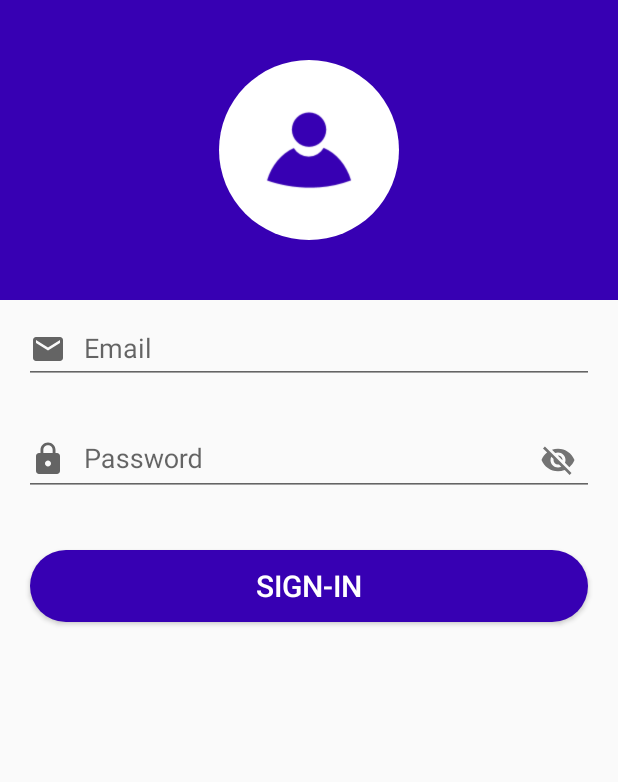
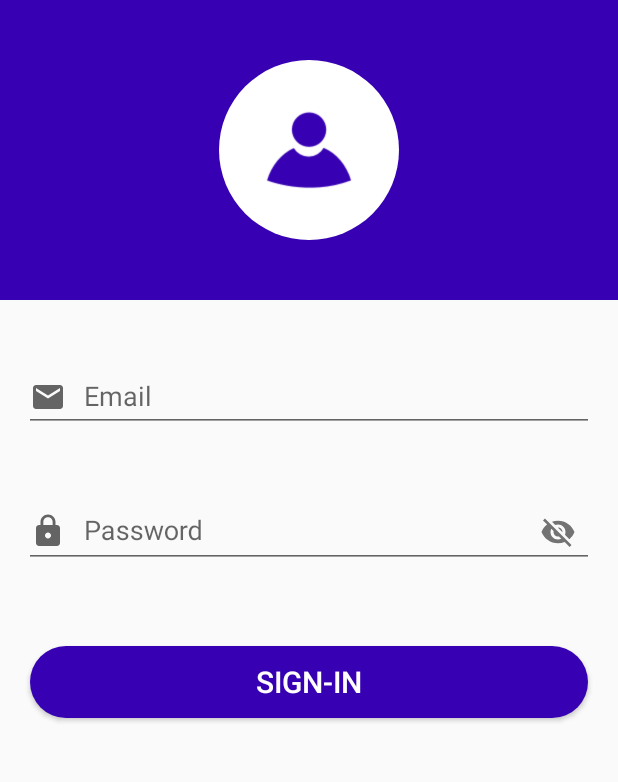
Before and after one commit to IzabelaB205/GardenManagmentApp, an Android app: the screen it shows after launch (MainActivity), after a tap on "PLEASE SIGN-IN", on a phone screen of 412 x 824 dp, the part 84-866 px from its top. Run offline under Robolectric (Android 15) with nearby library versions, the phone set to English and light mode, and no system bars; our stand-ins replace Firebase (no records; nobody signed in at launch, a user with empty details on screens opened directly).

Commit message:
fixed Sign-in fragment

```diff
--- a/app/src/main/java/com/example/gardenmanagmentapp/activities/MainActivity.java
+++ b/app/src/main/java/com/example/gardenmanagmentapp/activities/MainActivity.java
@@ -7,12 +7,14 @@ import androidx.appcompat.widget.Toolbar;
 import androidx.drawerlayout.widget.DrawerLayout;
 import androidx.fragment.app.FragmentManager;
 import androidx.fragment.app.FragmentTransaction;
+import androidx.lifecycle.ViewModelProvider;
 
 import android.annotation.SuppressLint;
 import android.os.Bundle;
 import android.view.Gravity;
 import android.view.MenuItem;
 import android.view.View;
+import android.widget.Button;
 import android.widget.TextView;
 
 import com.example.gardenmanagmentapp.repository.FirebaseDatabaseHelper;
@@ -25,18 +27,20 @@ import com.example.gardenmanagmentapp.fragment.GalleryFragment;
 import com.example.gardenmanagmentapp.fragment.ProfileFragment;
 import com.example.gardenmanagmentapp.fragment.SignInFragment;
 import com.example.gardenmanagmentapp.model.Picture;
+import com.example.gardenmanagmentapp.viewmodel.AuthenticationViewModel;
 import com.google.android.material.navigation.NavigationView;
 import com.google.firebase.auth.FirebaseAuth;
 import com.google.firebase.auth.FirebaseUser;
 
 import org.jetbrains.annotations.NotNull;
 
-public class MainActivity extends AppCompatActivity implements PictureSelectionFragment.PictureUploadListener, HomeFragment.HomeFragmentListener {
+public class MainActivity extends AppCompatActivity implements PictureSelectionFragment.PictureUploadListener/*, HomeFragment.HomeFragmentListener */{
 
     private FirebaseDatabaseHelper firebaseManager;
     private FragmentManager fragmentManager;
     private FirebaseAuth mAuth;
     private FirebaseAuth.AuthStateListener authStateListener;
+    private AuthenticationViewModel viewModel;
 
     private final String NOTIFICATIONS_FRAGMENT_TAG = "notifications_fragment";
     private final String CHAT_FRAGMENT_TAG = "chat_fragment";
@@ -47,10 +51,9 @@ public class MainActivity extends AppCompatActivity implements PictureSelectionF
     private final String HOME_FRAGMENT_TAG = "home_fragment";
     private final String SIGN_IN_FRAGMENT_TAG = "sign_in_fragment";
 
-    TextView textViewUsername;
-
-    DrawerLayout drawerLayout;
-    NavigationView navigationView;
+    private TextView textViewUsername;
+    private DrawerLayout drawerLayout;
+    private NavigationView navigationView;
 
     @Override
     protected void onCreate(Bundle savedInstanceState) {
@@ -77,6 +80,8 @@ public class MainActivity extends AppCompatActivity implements PictureSelectionF
 
         fragmentManager.beginTransaction().add(R.id.id_to_fill, new HomeFragment(), HOME_FRAGMENT_TAG).commit();
 
+        viewModel = new ViewModelProvider(this).get(AuthenticationViewModel.class);
+
         mAuth = FirebaseAuth.getInstance();
         authStateListener = new FirebaseAuth.AuthStateListener() {
             @Override
@@ -84,12 +89,11 @@ public class MainActivity extends AppCompatActivity implements PictureSelectionF
                 final FirebaseUser user = firebaseAuth.getCurrentUser();
 
                 if(user != null) {
-                    textViewUsername.setText(user.getDisplayName());
-                    //Snackbar.make(drawerLayout, "Welcome, " + textViewUsername.getText().toString() + "!", BaseTransientBottomBar.LENGTH_SHORT).show();
+
                 }
-               /* else {
-                    Snackbar.make(drawerLayout, "Wrong username or password!", BaseTransientBottomBar.LENGTH_SHORT).show();
-                }*/
+               else {
+                   viewModel.SignOut();
+                }
             }
         };
 
@@ -219,10 +223,10 @@ public class MainActivity extends AppCompatActivity implements PictureSelectionF
                 .commit();*/
     }
 
-    @Override
-    public void displaySignInDialog() {
-        fragmentManager.beginTransaction()
-                .replace(R.id.id_to_fill, new SignInFragment(), SIGN_IN_FRAGMENT_TAG)
-                .commit();
-    }
+//    @Override
+//    public void displaySignInDialog() {
+//        fragmentManager.beginTransaction()
+//                .replace(R.id.id_to_fill, new SignInFragment(), SIGN_IN_FRAGMENT_TAG)
+//                .commit();
+//    }
 }
--- a/app/src/main/java/com/example/gardenmanagmentapp/fragment/HomeFragment.java
+++ b/app/src/main/java/com/example/gardenmanagmentapp/fragment/HomeFragment.java
@@ -1,24 +1,28 @@
 package com.example.gardenmanagmentapp.fragment;
 
-import android.content.Context;
 import android.os.Bundle;
 import android.view.LayoutInflater;
 import android.view.View;
 import android.view.ViewGroup;
 import android.widget.Button;
-import android.widget.Toast;
 
 import androidx.annotation.NonNull;
 import androidx.annotation.Nullable;
 import androidx.fragment.app.Fragment;
+import androidx.lifecycle.Observer;
+import androidx.lifecycle.ViewModelProvider;
 
 import com.example.gardenmanagmentapp.R;
+import com.example.gardenmanagmentapp.viewmodel.AuthenticationViewModel;
+import com.google.firebase.auth.FirebaseUser;
 
 import org.jetbrains.annotations.NotNull;
 
 public class HomeFragment extends Fragment {
 
-    private HomeFragmentListener listener;
+    private Button signInButton;
+    private Button signOutButton;
+    private AuthenticationViewModel viewModel;
 
     @Nullable
     @org.jetbrains.annotations.Nullable
@@ -28,33 +32,54 @@ public class HomeFragment extends Fragment {
     }
 
     @Override
-    public void onAttach(@NonNull @NotNull Context context) {
-        super.onAttach(context);
-
-        try {
-            listener = (HomeFragmentListener) context;
-        } catch (ClassCastException e) {
-            throw new ClassCastException(context.toString() +
-                    "must implement SignInDialogListener");
-        }
-    }
-
-    @Override
     public void onViewCreated(@NonNull @NotNull View view, @Nullable @org.jetbrains.annotations.Nullable Bundle savedInstanceState) {
         super.onViewCreated(view, savedInstanceState);
 
-        Button signInBtn = view.findViewById(R.id.default_sign_in_btn);
-        signInBtn.setOnClickListener(new View.OnClickListener() {
+        initViews(view);
+        setListeners();
+
+        signOutButton.setVisibility(View.INVISIBLE);
+
+        viewModel = new ViewModelProvider(requireActivity()).get(AuthenticationViewModel.class);
+        viewModel.getFirebaseUser().observe(getViewLifecycleOwner(), new Observer<FirebaseUser>() {
+            @Override
+            public void onChanged(FirebaseUser firebaseUser) {
+                if(firebaseUser != null) {
+                    signInButton.setVisibility(View.INVISIBLE);
+                    signOutButton.setVisibility(View.VISIBLE);
+                }
+                else {
+                    signInButton.setVisibility(View.VISIBLE);
+                    signOutButton.setVisibility(View.INVISIBLE);
+                }
+            }
+        });
+
+    }
+
+    private void initViews(View view) {
+        signInButton = view.findViewById(R.id.default_sign_in_btn);
+        signOutButton = view.findViewById(R.id.default_sign_out_btn);
+    }
+
+    private void setListeners() {
+        signInButton.setOnClickListener(new View.OnClickListener() {
             @Override
             public void onClick(View v) {
-                Toast.makeText(view.getContext(), "signInBtn", Toast.LENGTH_SHORT).show();
-                listener.displaySignInDialog();
+
+                getActivity().getSupportFragmentManager()
+                        .beginTransaction()
+                        .replace(R.id.id_to_fill, new SignInFragment(), "SIGN_IN_FRAGMENT_TAG")
+                        .addToBackStack(null)
+                        .commit();
+            }
+        });
+
+        signOutButton.setOnClickListener(new View.OnClickListener() {
+            @Override
+            public void onClick(View v) {
+                viewModel.SignOut();
             }
         });
     }
-
-    public interface HomeFragmentListener {
-        void displaySignInDialog();
-    }
-
 }
--- a/app/src/main/java/com/example/gardenmanagmentapp/fragment/SignInFragment.java
+++ b/app/src/main/java/com/example/gardenmanagmentapp/fragment/SignInFragment.java
@@ -1,7 +1,5 @@
 package com.example.gardenmanagmentapp.fragment;
 
-import android.app.AlertDialog;
-import android.content.DialogInterface;
 import android.os.Bundle;
 import android.view.LayoutInflater;
 import android.view.View;
@@ -11,9 +9,14 @@ import android.widget.Button;
 import androidx.annotation.NonNull;
 import androidx.annotation.Nullable;
 import androidx.fragment.app.Fragment;
+import androidx.lifecycle.Observer;
+import androidx.lifecycle.ViewModelProvider;
 
 import com.example.gardenmanagmentapp.R;
+import com.example.gardenmanagmentapp.viewmodel.AuthenticationViewModel;
+import com.google.android.material.snackbar.Snackbar;
 import com.google.android.material.textfield.TextInputEditText;
+import com.google.firebase.auth.FirebaseUser;
 
 import org.jetbrains.annotations.NotNull;
 
@@ -22,6 +25,7 @@ public class SignInFragment extends Fragment {
     private TextInputEditText editTextEmail;
     private TextInputEditText editTextPassword;
     private Button buttonSignIn;
+    private AuthenticationViewModel viewModel;
 
     @Nullable
     @org.jetbrains.annotations.Nullable
@@ -37,6 +41,17 @@ public class SignInFragment extends Fragment {
 
         initViews(view);
         setListeners();
+
+        viewModel = new ViewModelProvider(requireActivity()).get(AuthenticationViewModel.class);
+        viewModel.getFirebaseUser().observe(getViewLifecycleOwner(), new Observer<FirebaseUser>() {
+            @Override
+            public void onChanged(FirebaseUser firebaseUser) {
+                if(firebaseUser != null) {
+                    Snackbar.make(view, getString(R.string.sign_in_successfully), Snackbar.LENGTH_SHORT).show();
+                    getActivity().getSupportFragmentManager().popBackStack();
+                }
+            }
+        });
     }
 
     private void initViews(View view) {
@@ -50,7 +65,16 @@ public class SignInFragment extends Fragment {
         buttonSignIn.setOnClickListener(new View.OnClickListener() {
             @Override
             public void onClick(View v) {
+                String email = editTextEmail.getText().toString();
+                String password = editTextPassword.getText().toString();
 
+                if (!email.trim().isEmpty() && !password.trim().isEmpty()) {
+                    viewModel = new ViewModelProvider(requireActivity()).get(AuthenticationViewModel.class);
+                    viewModel.SignIn(email, password);
+                }
+                else {
+                    Snackbar.make(v, getString(R.string.provide_email_and_password), Snackbar.LENGTH_SHORT).show();
+                }
             }
         });
     }
--- a/app/src/main/java/com/example/gardenmanagmentapp/repository/FirebaseRepository.java
+++ b/app/src/main/java/com/example/gardenmanagmentapp/repository/FirebaseRepository.java
@@ -8,21 +8,35 @@ import com.google.android.gms.tasks.Task;
 import com.google.firebase.auth.AuthResult;
 import com.google.firebase.auth.FirebaseAuth;
 import com.google.firebase.database.DatabaseReference;
+import com.google.firebase.database.FirebaseDatabase;
 
 public class FirebaseRepository {
 
     private FirebaseAuth firebaseAuth;
     private DatabaseReference databaseReference;
 
+    private static FirebaseRepository instance;
     private FirebaseRepositoryListener listener;
 
-    public FirebaseRepository() {
+    public static FirebaseRepository getInstance() {
+        if(instance == null) {
+            instance = new FirebaseRepository();
+        }
+        return instance;
+    }
 
+    private FirebaseRepository() {
+        firebaseAuth = FirebaseAuth.getInstance();
+        databaseReference = FirebaseDatabase.getInstance().getReference();
     }
 
     public interface FirebaseRepositoryListener {
 
         void OnSignInSuccessful();
+    }
+
+    public void setListener(FirebaseRepositoryListener listener) {
+        this.listener = listener;
     }
 
     public void SignIn(String email, String password) {
--- a/app/src/main/java/com/example/gardenmanagmentapp/viewmodel/AuthenticationViewModel.java
+++ b/app/src/main/java/com/example/gardenmanagmentapp/viewmodel/AuthenticationViewModel.java
@@ -2,20 +2,41 @@ package com.example.gardenmanagmentapp.viewmodel;
 
 import androidx.lifecycle.LiveData;
 import androidx.lifecycle.MutableLiveData;
+import androidx.lifecycle.ViewModel;
 
 
+import com.example.gardenmanagmentapp.model.User;
 import com.example.gardenmanagmentapp.repository.FirebaseRepository;
 import com.google.firebase.auth.FirebaseAuth;
 import com.google.firebase.auth.FirebaseUser;
 
-public class AuthenticationViewModel implements FirebaseRepository.FirebaseRepositoryListener {
+public class AuthenticationViewModel extends ViewModel implements FirebaseRepository.FirebaseRepositoryListener {
+
+    private FirebaseRepository mFirebaseRepository;
+
+    private MutableLiveData<User> mUser = new MutableLiveData<>();
 
     private MutableLiveData<FirebaseUser> mFirebaseUser = new MutableLiveData<FirebaseUser>();
 
-    public LiveData<FirebaseUser> getFirebaseUser() { return mFirebaseUser; }
+    public AuthenticationViewModel() {
+        this.mFirebaseRepository = FirebaseRepository.getInstance();
+        mFirebaseRepository.setListener(this);
+    }
 
     @Override
     public void OnSignInSuccessful() {
         mFirebaseUser.setValue(FirebaseAuth.getInstance().getCurrentUser());
     }
+
+    public LiveData<User> getUser() { return mUser; }
+
+    public LiveData<FirebaseUser> getFirebaseUser() { return mFirebaseUser; }
+
+    public void SignIn(String email, String password) {
+        mFirebaseRepository.SignIn(email, password);
+    }
+
+    public void SignOut() {
+        mFirebaseUser.setValue(null);
+    }
 }
--- a/app/src/main/res/layout/fragment_home.xml
+++ b/app/src/main/res/layout/fragment_home.xml
@@ -42,5 +42,15 @@
         android:text="@string/default_sing_in_text"
         android:textColor="@color/purple_500"
         android:textStyle="italic" />
+    <Button
+        android:id="@+id/default_sign_out_btn"
+        android:layout_width="wrap_content"
+        android:layout_height="wrap_content"
+        android:layout_gravity="center_horizontal"
+        android:layout_marginBottom="10dp"
+        android:background="@null"
+        android:text="@string/default_sign_out_text"
+        android:textColor="@color/purple_500"
+        android:textStyle="italic" />
 
 </LinearLayout>
--- a/app/src/main/res/layout/fragment_sign_in.xml
+++ b/app/src/main/res/layout/fragment_sign_in.xml
@@ -14,6 +14,7 @@
         <RelativeLayout
             android:layout_width="match_parent"
             android:layout_height="200dp"
+            android:layout_marginBottom="32dp"
             android:background="@color/purple_700">
 
             <ImageView
@@ -34,7 +35,9 @@
                 android:id="@+id/sign_in_email_edit_text"
                 android:layout_width="match_parent"
                 android:layout_height="match_parent"
-                android:layout_margin="16dp"
+                android:layout_marginLeft="16dp"
+                android:layout_marginRight="16dp"
+                android:layout_marginBottom="32dp"
                 android:drawableStart="@drawable/ic_email"
                 android:drawablePadding="12dp"
                 android:hint="@string/email_label"
@@ -51,7 +54,9 @@
                 android:id="@+id/sign_in_password_edit_text"
                 android:layout_width="match_parent"
                 android:layout_height="match_parent"
-                android:layout_margin="16dp"
+                android:layout_marginLeft="16dp"
+                android:layout_marginRight="16dp"
+                android:layout_marginBottom="32dp"
                 android:drawableStart="@drawable/ic_lock"
                 android:drawablePadding="12dp"
                 android:hint="@string/password_label"
--- a/app/src/main/res/values/strings.xml
+++ b/app/src/main/res/values/strings.xml
@@ -34,4 +34,7 @@
     <string name="new_notification_message_hint">Compose message</string>
     <string name="welcome_label">Welcome To MyGan</string>
     <string name="chat_title">My Gan Chat Group</string>
+    <string name="provide_email_and_password">Provide email and password</string>
+    <string name="sign_in_successfully">Sign-in successfully!</string>
+    <string name="default_sign_out_text"><u>Sign-out</u></string>
 </resources>
```
Also changed, not shown: 1 other file.
